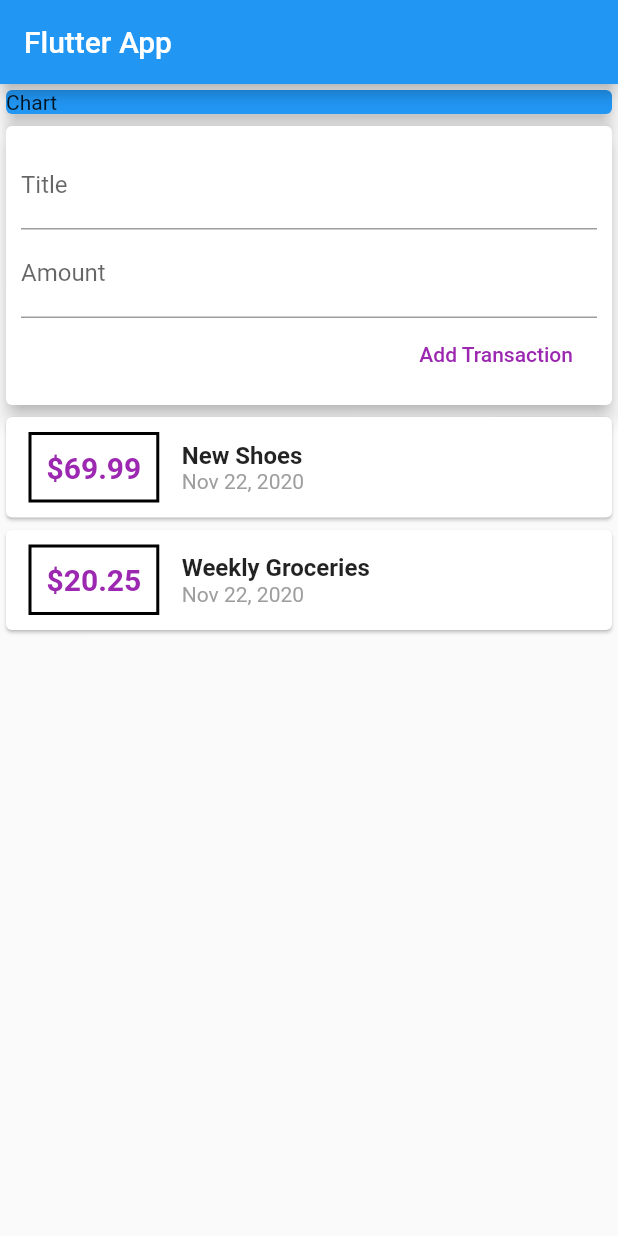
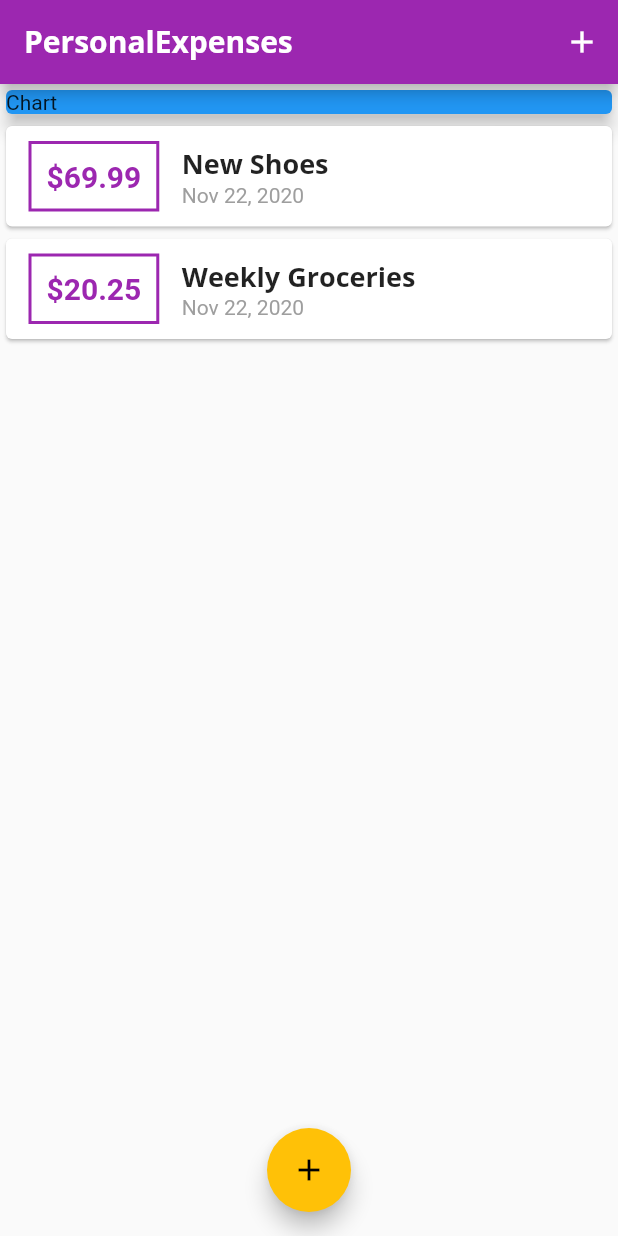
Before and after one commit to santhoshkumarhere/flutter-expense-app, a Flutter app: the screen it shows after launch, on a phone screen of 412 x 824 dp. Run offline on Flutter 3.47's test engine with Material 2 defaults, Android fonts, the phone set to English and light mode, and no system bars.

Commit message:
added new transaction in bottom sheet

```diff
--- a/lib/main.dart
+++ b/lib/main.dart
@@ -1,30 +1,34 @@
 import 'package:flutter/material.dart';
-import 'package:personal_expense/widgets/user_transactions.dart';
+import './widgets/new_transaction.dart';
+import './widgets/transaction_list.dart';
+import './models/transaction.dart';
 
 void main() {
   runApp(MyApp());
 }
 
 class MyApp extends StatelessWidget {
-  // This widget is the root of your application.
   @override
   Widget build(BuildContext context) {
     return MaterialApp(
-      title: 'Personal expense',
+      title: 'Personal expenses',
       theme: ThemeData(
-        // This is the theme of your application.
-        //
-        // Try running your application with "flutter run". You'll see the
-        // application has a blue toolbar. Then, without quitting the app, try
-        // changing the primarySwatch below to Colors.green and then invoke
-        // "hot reload" (press "r" in the console where you ran "flutter run",
-        // or simply save your changes to "hot reload" in a Flutter IDE).
-        // Notice that the counter didn't reset back to zero; the application
-        // is not restarted.
-        primarySwatch: Colors.blue,
-        // This makes the visual density adapt to the platform that you run
-        // the app on. For desktop platforms, the controls will be smaller and
-        // closer together (more dense) than on mobile platforms.
+        primarySwatch: Colors.purple,
+        accentColor: Colors.amber,
+        fontFamily: 'Quicksand',
+        textTheme: ThemeData.light().textTheme.copyWith(
+                title: TextStyle(
+              fontFamily: 'OpenSans',
+              fontSize: 18,
+              fontWeight: FontWeight.bold,
+            )),
+        appBarTheme: AppBarTheme(
+            textTheme: ThemeData.light().textTheme.copyWith(
+                    title: TextStyle(
+                  fontFamily: 'OpenSans',
+                  fontSize: 20,
+                  fontWeight: FontWeight.bold,
+                ))),
         visualDensity: VisualDensity.adaptivePlatformDensity,
       ),
       home: MyHomePage(),
@@ -32,14 +36,65 @@ class MyApp extends StatelessWidget {
   }
 }
 
-class MyHomePage extends StatelessWidget {
-  // String titleInput;
-  // String amountInput;
+class MyHomePage extends StatefulWidget {
+  @override
+  _MyHomePageState createState() => _MyHomePageState();
+}
+
+class _MyHomePageState extends State<MyHomePage> {
+  final List<Transaction> _userTransactions = [
+    Transaction(
+      id: 'T1',
+      title: 'New Shoes',
+      amount: 69.99,
+      date: DateTime.now(),
+    ),
+    Transaction(
+        id: 'T2',
+        title: 'Weekly Groceries',
+        amount: 20.25,
+        date: DateTime.now()),
+  ];
+
+  void _addNewTransaction(String txTitle, double txAmount) {
+    final newTx = Transaction(
+      title: txTitle,
+      amount: txAmount,
+      date: DateTime.now(),
+      id: DateTime.now().toString(),
+    );
+
+    setState(() {
+      _userTransactions.add(newTx);
+    });
+  }
+
+  void _startAddNewTransaction(BuildContext ctx) {
+    showModalBottomSheet(
+        context: ctx,
+        builder: (_) {
+          return GestureDetector(
+            //only clicking the background will close the bottom sheet
+            onTap: () {},
+            child: NewTransaction(
+                _addNewTransaction), // openup this widget in a bottom sheet
+            behavior: HitTestBehavior.opaque,
+          );
+        });
+  }
 
   @override
   Widget build(BuildContext context) {
     return Scaffold(
-      appBar: AppBar(title: Text('Flutter App')),
+      appBar: AppBar(
+        title: Text('PersonalExpenses'),
+        actions: <Widget>[
+          IconButton(
+            icon: Icon(Icons.add),
+            onPressed: () => _startAddNewTransaction(context),
+          )
+        ],
+      ),
       body: SingleChildScrollView(
         child: Column(
           // mainAxisAlignment: MainAxisAlignment.spaceAround,
@@ -53,9 +108,14 @@ class MyHomePage extends StatelessWidget {
                 elevation: 5,
               ),
             ),
-            UserTransactions(),
+            TransactionList(_userTransactions),
           ],
         ),
+      ),
+      floatingActionButtonLocation: FloatingActionButtonLocation.centerFloat,
+      floatingActionButton: FloatingActionButton(
+        child: Icon(Icons.add),
+        onPressed: () => _startAddNewTransaction(context),
       ),
     );
   }
--- a/lib/widgets/transaction_list.dart
+++ b/lib/widgets/transaction_list.dart
@@ -20,24 +20,22 @@ class TransactionList extends StatelessWidget {
                   margin: EdgeInsets.symmetric(vertical: 10, horizontal: 15),
                   decoration: BoxDecoration(
                       border: Border.all(
-                    color: Colors.black,
+                    color: Theme.of(context).primaryColor,
                     width: 2,
                   )),
                   padding: EdgeInsets.all(10),
-                  child: Text('\$${transactions[index].amount}',
+                  child: Text(
+                      '\$${transactions[index].amount.toStringAsFixed(2)}',
                       style: TextStyle(
                           fontWeight: FontWeight.bold,
                           fontSize: 20,
-                          color: Colors.purple)),
+                          color: Theme.of(context).primaryColor)),
                 ),
                 Column(
                   crossAxisAlignment: CrossAxisAlignment.start,
                   children: [
                     Text(transactions[index].title,
-                        style: TextStyle(
-                          fontSize: 16,
-                          fontWeight: FontWeight.bold,
-                        )),
+                        style: Theme.of(context).textTheme.title),
                     Text(
                       DateFormat.yMMMd().format(transactions[index].date),
                       style: TextStyle(color: Colors.grey),
--- a/lib/widgets/user_transactions.dart
+++ b/lib/widgets/user_transactions.dart
@@ -1,48 +1,21 @@
-import 'package:flutter/material.dart';
-import '../widgets/transaction_list.dart';
-import '../widgets/new_transaction.dart';
-import '../models/transaction.dart';
+// import 'package:flutter/material.dart';
+// import '../widgets/transaction_list.dart';
+// import '../widgets/new_transaction.dart';
+// import '../models/transaction.dart';
 
-class UserTransactions extends StatefulWidget {
-  @override
-  _UserTransactionsState createState() => _UserTransactionsState();
-}
+// class UserTransactions extends StatefulWidget {
+//   @override
+//   _UserTransactionsState createState() => _UserTransactionsState();
+// }
 
-class _UserTransactionsState extends State<UserTransactions> {
-  final List<Transaction> _userTransactions = [
-    Transaction(
-      id: 'T1',
-      title: 'New Shoes',
-      amount: 69.99,
-      date: DateTime.now(),
-    ),
-    Transaction(
-        id: 'T2',
-        title: 'Weekly Groceries',
-        amount: 20.25,
-        date: DateTime.now()),
-  ];
-
-  void _addNewTransaction(String txTitle, double txAmount) {
-    final newTx = Transaction(
-      title: txTitle,
-      amount: txAmount,
-      date: DateTime.now(),
-      id: DateTime.now().toString(),
-    );
-
-    setState(() {
-      _userTransactions.add(newTx);
-    });
-  }
-
-  @override
-  Widget build(BuildContext context) {
-    return Column(
-      children: [
-        NewTransaction(_addNewTransaction),
-        TransactionList(_userTransactions),
-      ],
-    );
-  }
-}
+// class _UserTransactionsState extends State<UserTransactions> {
+//   @override
+//   Widget build(BuildContext context) {
+//     return Column(
+//       children: [
+//         NewTransaction(_addNewTransaction),
+//         TransactionList(_userTransactions),
+//       ],
+//     );
+//   }
+// }
```
Also changed, not shown: lib/widgets/new_transaction.dart (+27 -11 lines), pubspec.yaml (+11 -6 lines), assets/fonts/OpenSans-Bold.ttf (added), assets/fonts/OpenSans-Regular.ttf (added), assets/fonts/Quicksand-Bold.ttf (added), assets/fonts/Quicksand-Light.ttf (added), assets/fonts/Quicksand-Medium.ttf (added), assets/fonts/Quicksand-Regular.ttf (added).
